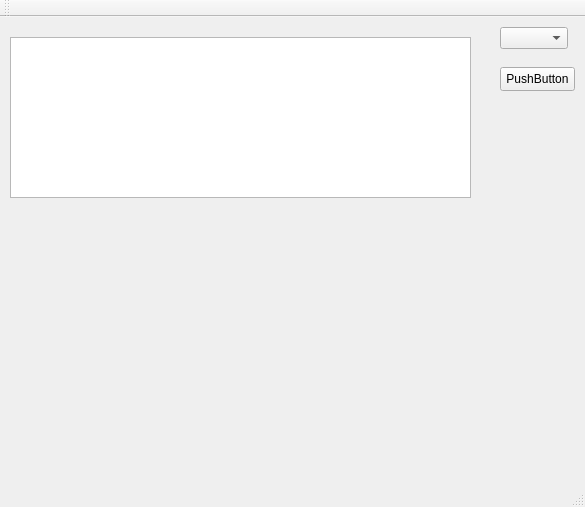
First picture: the form in TInterface.ui, repository Y-T04KA/oop4-client, before the edit.
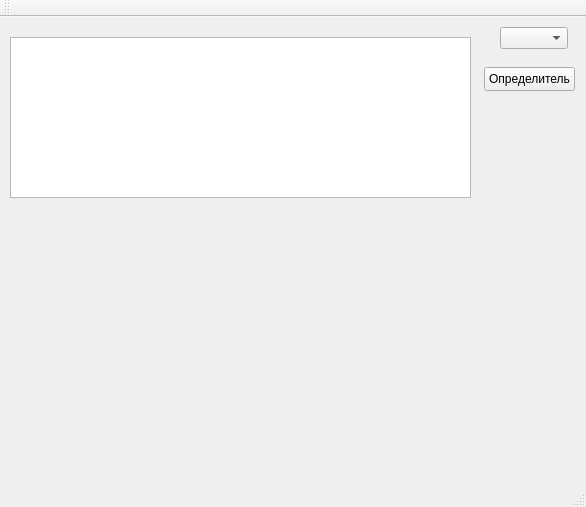
Second picture: the form after the edit.

```diff
--- a/TInterface.ui
+++ b/TInterface.ui
@@ -6,7 +6,7 @@
    <rect>
     <x>0</x>
     <y>0</y>
-    <width>585</width>
+    <width>586</width>
     <height>507</height>
    </rect>
   </property>
@@ -37,14 +37,14 @@
    <widget class="QPushButton" name="pushButton">
     <property name="geometry">
      <rect>
-      <x>500</x>
+      <x>484</x>
       <y>50</y>
-      <width>75</width>
+      <width>91</width>
       <height>24</height>
      </rect>
     </property>
     <property name="text">
-     <string>PushButton</string>
+     <string>Определитель</string>
     </property>
    </widget>
   </widget>
```
Left out of the diff: 4 changed lines with no effect on the pictures.
